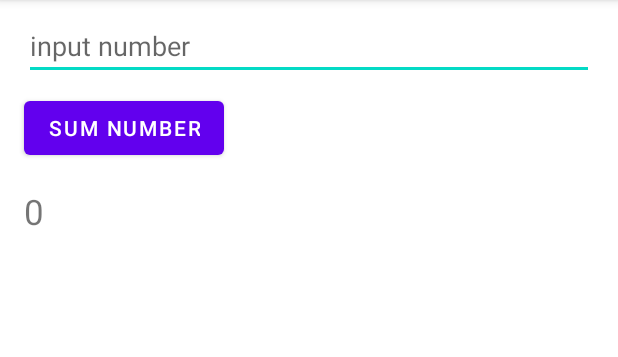
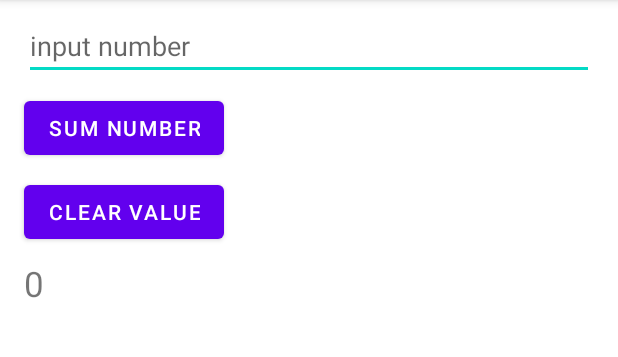
Before and after one commit to dzaky1201/AndroidJetpackFundamental, an Android app: the screen it shows after launch (MainActivity), after a tap on "SUM NUMBER", on a phone screen of 412 x 824 dp, the part 84-441 px from its top. Run offline under Robolectric (Android 15) with nearby library versions, the phone set to English and light mode, and no system bars; our stand-ins replace data binding; 1 statement that could not run was skipped.

```diff
--- a/app/src/main/java/com/dzakyhdr/traindatabinding/MainActivity.kt
+++ b/app/src/main/java/com/dzakyhdr/traindatabinding/MainActivity.kt
@@ -19,12 +19,6 @@ class MainActivity : AppCompatActivity() {
         viewModel = ViewModelProvider(this, mainViewModelFactory).get(MainViewModel::class.java)
         binding.lifecycleOwner = this
         binding.viewmodel = viewModel
-
-
-        binding.btnSum.setOnClickListener {
-            viewModel.sumNumber(binding.edtNumber.text.toString().toInt())
-
-        }
     }
 
 }
--- a/app/src/main/java/com/dzakyhdr/traindatabinding/MainViewModel.kt
+++ b/app/src/main/java/com/dzakyhdr/traindatabinding/MainViewModel.kt
@@ -1,5 +1,6 @@
 package com.dzakyhdr.traindatabinding
 
+import androidx.databinding.Bindable
 import androidx.lifecycle.LiveData
 import androidx.lifecycle.MutableLiveData
 import androidx.lifecycle.ViewModel
@@ -9,11 +10,18 @@ class MainViewModel(startCount: Int) : ViewModel() {
     val count: LiveData<Int>
         get() = _count
 
+    val inputText = MutableLiveData<String>()
+
     init {
         _count.value = startCount
     }
 
-    fun sumNumber(input: Int) {
-        _count.value = (_count.value)?.plus(input)
+    fun sumNumber() {
+        val inputText: Int = inputText.value!!.toInt()
+        _count.value = (_count.value)?.plus(inputText)
+    }
+
+    fun clearValue(){
+        _count.value = (_count.value)?.times(0)
     }
 }
--- a/app/src/main/res/layout/activity_main.xml
+++ b/app/src/main/res/layout/activity_main.xml
@@ -23,6 +23,7 @@
             android:layout_marginTop="8dp"
             android:layout_marginEnd="16dp"
             android:ems="10"
+            android:text="@={viewmodel.inputText}"
             android:hint="input number"
             android:inputType="number"
             app:layout_constraintEnd_toEndOf="parent"
@@ -35,16 +36,30 @@
             android:layout_height="wrap_content"
             android:layout_marginTop="8dp"
             android:text="Sum Number"
+            android:onClick="@{()->viewmodel.sumNumber()}"
             app:layout_constraintStart_toStartOf="@+id/edt_number"
             app:layout_constraintTop_toBottomOf="@+id/edt_number" />
 
         <TextView
             android:id="@+id/txt_result"
+            android:layout_width="0dp"
+            android:layout_height="wrap_content"
+            android:layout_marginTop="8dp"
+            android:layout_marginEnd="16dp"
+            android:text="@{String.valueOf(viewmodel.count)}"
+            android:textSize="23sp"
+            app:layout_constraintEnd_toEndOf="parent"
+            app:layout_constraintStart_toStartOf="@+id/btn_clear"
+            app:layout_constraintTop_toBottomOf="@+id/btn_clear" />
+
+        <Button
+            android:id="@+id/btn_clear"
             android:layout_width="wrap_content"
             android:layout_height="wrap_content"
-            android:layout_marginTop="16dp"
-            android:textSize="23sp"
-            android:text="@{String.valueOf(viewmodel.count)}"
+            android:layout_marginTop="8dp"
+            android:onClick="@{()->viewmodel.clearValue()}"
+            android:text="Clear Value"
+            app:layout_constraintEnd_toEndOf="@+id/btn_sum"
             app:layout_constraintStart_toStartOf="@+id/btn_sum"
             app:layout_constraintTop_toBottomOf="@+id/btn_sum" />
     </androidx.constraintlayout.widget.ConstraintLayout>
```
Also changed, not shown: app/src/main/java/com/dzakyhdr/traindatabinding/BindingAdapters.kt (deleted, +0 -7 lines).
